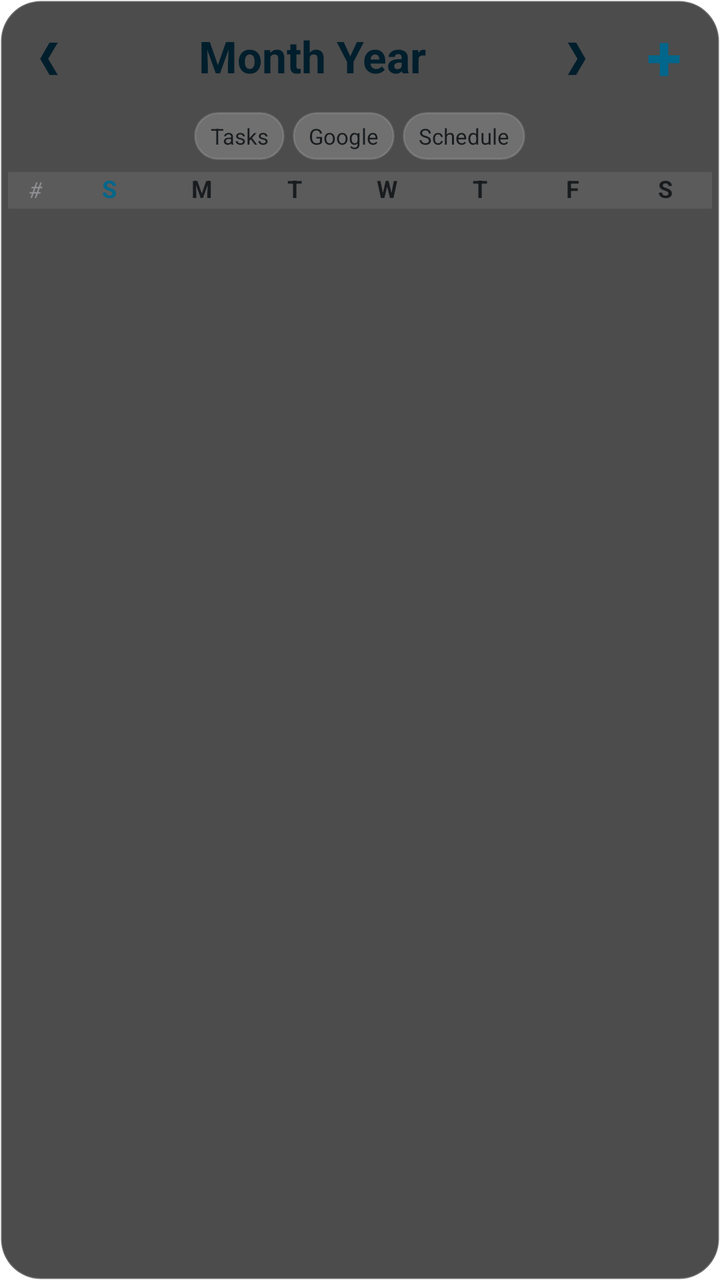
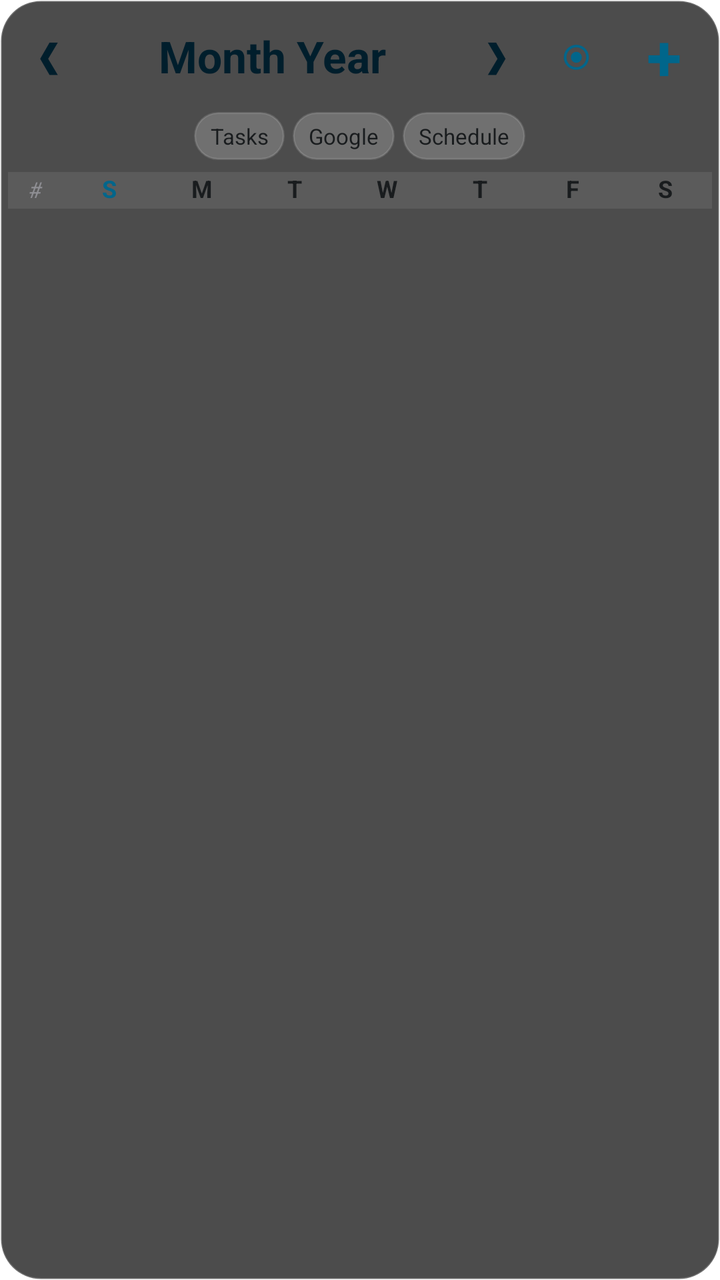

Before-and-after screenshots of an Android layout around one commit, followed by the original layout XML and the change that was made.
<!-- AndroidManifest.xml: fallback theme Theme.MaterialComponents.DayNight.NoActionBar -->
<!-- res/layout/widget_full_calendar_layout.xml -->
<?xml version="1.0" encoding="utf-8"?>
<RelativeLayout xmlns:android="http://schemas.android.com/apk/res/android"
    android:layout_width="match_parent"
    android:layout_height="match_parent"
    android:background="@drawable/widget_background"
    android:padding="4dp">

    
    <LinearLayout
        android:id="@+id/widget_full_calendar_header"
        android:layout_width="match_parent"
        android:layout_height="wrap_content"
        android:orientation="horizontal"
        android:gravity="center_vertical"
        android:paddingBottom="4dp">

        <TextView
            android:id="@+id/widget_full_calendar_prev"
            android:layout_width="40dp"
            android:layout_height="40dp"
            android:gravity="center"
            android:text="❮"
            android:textColor="@color/widget_title_text"
            android:textSize="18sp"
            android:textStyle="bold"
            android:clickable="true"
            android:focusable="true"
            android:background="?android:attr/selectableItemBackgroundBorderless" />

        <TextView
            android:id="@+id/widget_full_calendar_title"
            android:layout_width="0dp"
            android:layout_height="wrap_content"
            android:layout_weight="1"
            android:fontFamily="sans-serif-bold"
            android:gravity="center"
            android:text="Month Year"
            android:textColor="@color/widget_title_text"
            android:textSize="22sp"
            android:textStyle="bold" />

        <TextView
            android:id="@+id/widget_full_calendar_next"
            android:layout_width="40dp"
            android:layout_height="40dp"
            android:gravity="center"
            android:text="❯"
            android:textColor="@color/widget_title_text"
            android:textSize="18sp"
            android:textStyle="bold"
            android:clickable="true"
            android:focusable="true"
            android:background="?android:attr/selectableItemBackgroundBorderless" />

        <TextView
            android:id="@+id/widget_add_task_btn"
            android:layout_width="48dp"
            android:layout_height="48dp"
            android:gravity="center"
            android:text="+"
            android:textColor="@color/widget_primary"
            android:textSize="32sp"
            android:textStyle="bold"
            android:background="?android:attr/selectableItemBackgroundBorderless" />
    </LinearLayout>

    
    <LinearLayout
        android:id="@+id/widget_full_calendar_filters"
        android:layout_width="match_parent"
        android:layout_height="wrap_content"
        android:orientation="horizontal"
        android:layout_below="@id/widget_full_calendar_header"
        android:gravity="center"
        android:paddingBottom="4dp">

        <TextView
            android:id="@+id/widget_filter_tasks"
            android:layout_width="wrap_content"
            android:layout_height="24dp"
            android:paddingStart="8dp"
            android:paddingEnd="8dp"
            android:layout_marginEnd="4dp"
            android:gravity="center"
            android:text="Tasks"
            android:textSize="11sp"
            android:textColor="@color/widget_body_text"
            android:background="@drawable/widget_filter_button_bg"
            android:clickable="true" />

        <TextView
            android:id="@+id/widget_filter_google"
            android:layout_width="wrap_content"
            android:layout_height="24dp"
            android:paddingStart="8dp"
            android:paddingEnd="8dp"
            android:layout_marginEnd="4dp"
            android:gravity="center"
            android:text="Google"
            android:textSize="11sp"
            android:textColor="@color/widget_body_text"
            android:background="@drawable/widget_filter_button_bg"
            android:clickable="true" />

        <TextView
            android:id="@+id/widget_filter_rocis"
            android:layout_width="wrap_content"
            android:layout_height="24dp"
            android:paddingStart="8dp"
            android:paddingEnd="8dp"
            android:gravity="center"
            android:text="Schedule"
            android:textSize="11sp"
            android:textColor="@color/widget_body_text"
            android:background="@drawable/widget_filter_button_bg"
            android:clickable="true" />
    </LinearLayout>

    <LinearLayout
        android:id="@+id/widget_full_calendar_weekdays"
        android:layout_width="match_parent"
        android:layout_height="wrap_content"
        android:orientation="horizontal"
        android:layout_below="@id/widget_full_calendar_filters"
        android:weightSum="7.6"
        android:paddingBottom="2dp"
        android:layout_marginTop="2dp"
        android:background="#15FFFFFF">

        <TextView android:layout_width="0dp" android:layout_height="wrap_content" android:layout_weight="0.6" android:gravity="center" android:text="#" android:textSize="11sp" android:textColor="@color/widget_secondary_text" android:textStyle="italic"/>
        <TextView android:layout_width="0dp" android:layout_height="wrap_content" android:layout_weight="1" android:gravity="center" android:text="S" android:textSize="12sp" android:textColor="@color/widget_primary" android:textStyle="bold" />
        <TextView android:layout_width="0dp" android:layout_height="wrap_content" android:layout_weight="1" android:gravity="center" android:text="M" android:textSize="12sp" android:textColor="@color/widget_body_text" android:textStyle="bold" />
        <TextView android:layout_width="0dp" android:layout_height="wrap_content" android:layout_weight="1" android:gravity="center" android:text="T" android:textSize="12sp" android:textColor="@color/widget_body_text" android:textStyle="bold" />
        <TextView android:layout_width="0dp" android:layout_height="wrap_content" android:layout_weight="1" android:gravity="center" android:text="W" android:textSize="12sp" android:textColor="@color/widget_body_text" android:textStyle="bold" />
        <TextView android:layout_width="0dp" android:layout_height="wrap_content" android:layout_weight="1" android:gravity="center" android:text="T" android:textSize="12sp" android:textColor="@color/widget_body_text" android:textStyle="bold" />
        <TextView android:layout_width="0dp" android:layout_height="wrap_content" android:layout_weight="1" android:gravity="center" android:text="F" android:textSize="12sp" android:textColor="@color/widget_body_text" android:textStyle="bold" />
        <TextView android:layout_width="0dp" android:layout_height="wrap_content" android:layout_weight="1" android:gravity="center" android:text="S" android:textSize="12sp" android:textColor="@color/widget_body_text" android:textStyle="bold" />
    </LinearLayout>

    
    <ListView
        android:id="@+id/widget_full_calendar_list"
        android:layout_width="match_parent"
        android:layout_height="match_parent"
        android:layout_below="@id/widget_full_calendar_weekdays"
        android:layout_alignParentBottom="true"
        android:divider="@null"
        android:dividerHeight="0dp" />

    <TextView
        android:id="@+id/empty_full_calendar_view"
        android:layout_width="match_parent"
        android:layout_height="match_parent"
        android:layout_below="@id/widget_full_calendar_weekdays"
        android:layout_alignParentBottom="true"
        android:gravity="center"
        android:text="No data available"
        android:textColor="@color/widget_body_text"
        android:visibility="gone" />

</RelativeLayout>
<!-- resources referenced by this layout -->
<resources>
  <color name="widget_body_text">#1C1C1E</color>
  <color name="widget_primary">#6C63FF</color>
  <color name="widget_secondary_text">#8E8E93</color>
  <color name="widget_title_text">#1C1C1E</color>
  <!-- drawable widget_background (drawable) -->
  <?xml version="1.0" encoding="utf-8"?>
  <shape xmlns:android="http://schemas.android.com/apk/res/android">
      <solid android:color="#B3000000" />
      <stroke android:width="1dp" android:color="#33FFFFFF" />
      <corners android:radius="20dp" />
  </shape>
  <!-- drawable widget_filter_button_bg (drawable) -->
  <?xml version="1.0" encoding="utf-8"?>
  <shape xmlns:android="http://schemas.android.com/apk/res/android">
      <solid android:color="#33FFFFFF" />
      <stroke android:width="1dp" android:color="#20FFFFFF" />
      <corners android:radius="14dp" />
  </shape>
</resources>

<!-- the commit's change to res/layout/widget_full_calendar_layout.xml (unified diff, before → after) -->
@@ -48,6 +48,18 @@
             android:textColor="@color/widget_title_text"
             android:textSize="18sp"
             android:textStyle="bold"
+            android:clickable="true"
+            android:focusable="true"
+            android:background="?android:attr/selectableItemBackgroundBorderless" />
+
+        <TextView
+            android:id="@+id/widget_full_calendar_today"
+            android:layout_width="40dp"
+            android:layout_height="40dp"
+            android:gravity="center"
+            android:text="⦿"
+            android:textColor="@color/widget_primary"
+            android:textSize="18sp"
             android:clickable="true"
             android:focusable="true"
             android:background="?android:attr/selectableItemBackgroundBorderless" />
